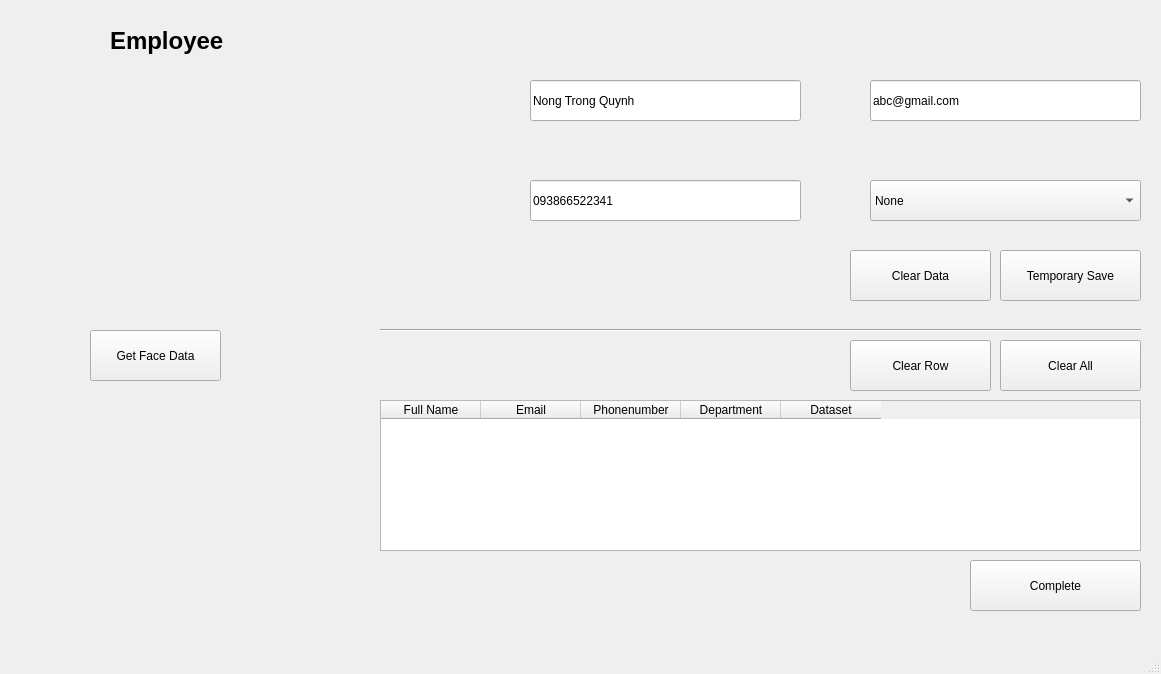
Before: the Qt Designer form UI/NewEmployee.ui in TrongQuynh/Face-Recognation, drawn with Qt 5.
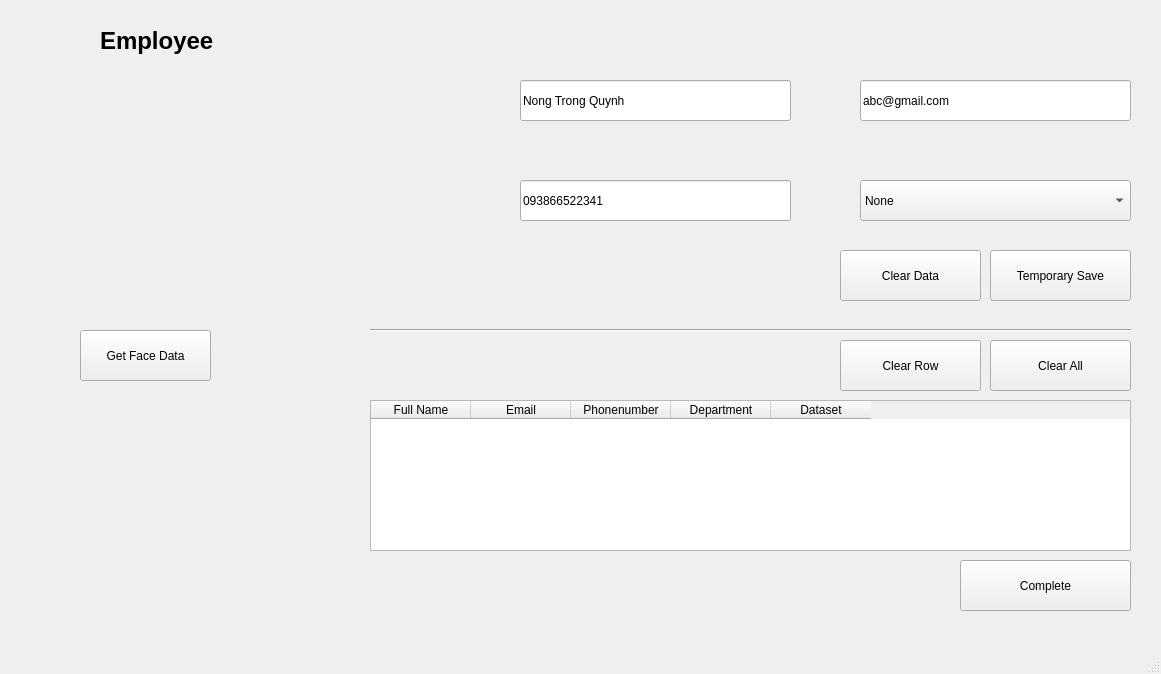
After: the same form once the commit is applied. Icons and pictures are not drawn.

Commit message: update ui for main branch

```diff
--- a/UI/NewEmployee.ui
+++ b/UI/NewEmployee.ui
@@ -14,56 +14,73 @@
    <string>MainWindow</string>
   </property>
   <widget class="QWidget" name="centralwidget">
-   <widget class="QLabel" name="label">
+   <widget class="QWidget" name="widget" native="true">
     <property name="geometry">
      <rect>
-      <x>110</x>
-      <y>20</y>
-      <width>181</width>
-      <height>41</height>
+      <x>0</x>
+      <y>0</y>
+      <width>1161</width>
+      <height>623</height>
      </rect>
     </property>
-    <property name="font">
-     <font>
-      <pointsize>18</pointsize>
-      <weight>75</weight>
-      <bold>true</bold>
-     </font>
+    <property name="styleSheet">
+     <string notr="true">QWidget#widget{
+	
+	border-image: url(:/backgr/backgr-linear.jfif);
+}</string>
     </property>
-    <property name="text">
-     <string>Employee</string>
-    </property>
-   </widget>
-   <widget class="QLineEdit" name="txt_Email">
+    <widget class="QPushButton" name="btn_ClearAll">
     <property name="geometry">
      <rect>
-      <x>870</x>
-      <y>80</y>
-      <width>271</width>
-      <height>41</height>
+       <x>990</x>
+       <y>340</y>
+       <width>141</width>
+       <height>51</height>
      </rect>
     </property>
     <property name="text">
-     <string>abc@gmail.com</string>
-    </property>
-   </widget>
-   <widget class="QLineEdit" name="txt_Username">
+      <string>Clear All</string>
+     </property>
+    </widget>
+    <widget class="QTableWidget" name="tbl_Employee">
     <property name="geometry">
      <rect>
-      <x>530</x>
-      <y>80</y>
-      <width>271</width>
-      <height>41</height>
-     </rect>
-    </property>
+       <x>370</x>
+       <y>400</y>
+       <width>761</width>
+       <height>151</height>
+      </rect>
+     </property>
+     <column>
     <property name="text">
-     <string>Nong Trong Quynh</string>
-    </property>
+       <string>Full Name</string>
+      </property>
+     </column>
+     <column>
+      <property name="text">
+       <string>Email</string>
+      </property>
+     </column>
+     <column>
+      <property name="text">
+       <string>Phonenumber</string>
+      </property>
+     </column>
+     <column>
+      <property name="text">
+       <string>Department</string>
+      </property>
+     </column>
+     <column>
+      <property name="text">
+       <string>Dataset</string>
+      </property>
+     </column>
    </widget>
    <widget class="QLineEdit" name="txt_Phonenumber">
     <property name="geometry">
      <rect>
-      <x>530</x>
+       <x>520</x>
       <y>180</y>
       <width>271</width>
       <height>41</height>
@@ -73,10 +90,52 @@
      <string>093866522341</string>
     </property>
    </widget>
-   <widget class="QLabel" name="avatar">
+    <widget class="QPushButton" name="btn_temporarySave">
+     <property name="geometry">
+      <rect>
+       <x>990</x>
+       <y>250</y>
+       <width>141</width>
+       <height>51</height>
+      </rect>
+     </property>
+     <property name="text">
+      <string>Temporary Save</string>
+     </property>
+    </widget>
+    <widget class="QLabel" name="dataSet_IMG">
     <property name="geometry">
      <rect>
       <x>50</x>
+       <y>440</y>
+       <width>251</width>
+       <height>141</height>
+      </rect>
+     </property>
+     <property name="text">
+      <string/>
+     </property>
+     <property name="scaledContents">
+      <bool>true</bool>
+     </property>
+    </widget>
+    <widget class="QPushButton" name="btn_ClearData">
+     <property name="geometry">
+      <rect>
+       <x>840</x>
+       <y>250</y>
+       <width>141</width>
+       <height>51</height>
+      </rect>
+     </property>
+     <property name="text">
+      <string>Clear Data</string>
+     </property>
+    </widget>
+    <widget class="QLabel" name="avatar">
+     <property name="geometry">
+      <rect>
+       <x>40</x>
       <y>100</y>
       <width>231</width>
       <height>201</height>
@@ -92,10 +151,23 @@
      <bool>true</bool>
     </property>
    </widget>
+    <widget class="QLineEdit" name="txt_Username">
+     <property name="geometry">
+      <rect>
+       <x>520</x>
+       <y>80</y>
+       <width>271</width>
+       <height>41</height>
+      </rect>
+     </property>
+     <property name="text">
+      <string>Nong Trong Quynh</string>
+     </property>
+    </widget>
    <widget class="QComboBox" name="cbox_Department">
     <property name="geometry">
      <rect>
-      <x>870</x>
+       <x>860</x>
       <y>180</y>
       <width>271</width>
       <height>41</height>
@@ -132,23 +204,10 @@
      </property>
     </item>
    </widget>
-   <widget class="QPushButton" name="btn_FaceData">
-    <property name="geometry">
-     <rect>
-      <x>90</x>
-      <y>330</y>
-      <width>131</width>
-      <height>51</height>
-     </rect>
-    </property>
-    <property name="text">
-     <string>Get Face Data</string>
-    </property>
-   </widget>
    <widget class="QPushButton" name="btn_Complete">
     <property name="geometry">
      <rect>
-      <x>970</x>
+       <x>960</x>
       <y>560</y>
       <width>171</width>
       <height>51</height>
@@ -158,58 +217,23 @@
      <string>Complete</string>
     </property>
    </widget>
-   <widget class="QTableWidget" name="tbl_Employee">
+    <widget class="QPushButton" name="btn_FaceData">
     <property name="geometry">
      <rect>
-      <x>380</x>
-      <y>400</y>
-      <width>761</width>
-      <height>151</height>
-     </rect>
-    </property>
-    <column>
-     <property name="text">
-      <string>Full Name</string>
-     </property>
-    </column>
-    <column>
-     <property name="text">
-      <string>Email</string>
-     </property>
-    </column>
-    <column>
-     <property name="text">
-      <string>Phonenumber</string>
-     </property>
-    </column>
-    <column>
-     <property name="text">
-      <string>Department</string>
-     </property>
-    </column>
-    <column>
-     <property name="text">
-      <string>Dataset</string>
-     </property>
-    </column>
-   </widget>
-   <widget class="QPushButton" name="btn_temporarySave">
-    <property name="geometry">
-     <rect>
-      <x>1000</x>
-      <y>250</y>
-      <width>141</width>
+       <x>80</x>
+       <y>330</y>
+       <width>131</width>
       <height>51</height>
      </rect>
     </property>
     <property name="text">
-     <string>Temporary Save</string>
+      <string>Get Face Data</string>
     </property>
    </widget>
    <widget class="QPushButton" name="btn_ClearRow">
     <property name="geometry">
      <rect>
-      <x>850</x>
+       <x>840</x>
       <y>340</y>
       <width>141</width>
       <height>51</height>
@@ -219,52 +243,10 @@
      <string>Clear Row</string>
     </property>
    </widget>
-   <widget class="QLabel" name="dataSet_IMG">
-    <property name="geometry">
-     <rect>
-      <x>60</x>
-      <y>440</y>
-      <width>251</width>
-      <height>141</height>
-     </rect>
-    </property>
-    <property name="text">
-     <string/>
-    </property>
-    <property name="scaledContents">
-     <bool>true</bool>
-    </property>
-   </widget>
-   <widget class="QPushButton" name="btn_ClearAll">
-    <property name="geometry">
-     <rect>
-      <x>1000</x>
-      <y>340</y>
-      <width>141</width>
-      <height>51</height>
-     </rect>
-    </property>
-    <property name="text">
-     <string>Clear All</string>
-    </property>
-   </widget>
-   <widget class="QPushButton" name="btn_ClearData">
-    <property name="geometry">
-     <rect>
-      <x>850</x>
-      <y>250</y>
-      <width>141</width>
-      <height>51</height>
-     </rect>
-    </property>
-    <property name="text">
-     <string>Clear Data</string>
-    </property>
-   </widget>
    <widget class="Line" name="line">
     <property name="geometry">
      <rect>
-      <x>380</x>
+       <x>370</x>
       <y>320</y>
       <width>761</width>
       <height>20</height>
@@ -273,6 +255,40 @@
     <property name="orientation">
      <enum>Qt::Horizontal</enum>
     </property>
+    </widget>
+    <widget class="QLabel" name="label">
+     <property name="geometry">
+      <rect>
+       <x>100</x>
+       <y>20</y>
+       <width>181</width>
+       <height>41</height>
+      </rect>
+     </property>
+     <property name="font">
+      <font>
+       <pointsize>18</pointsize>
+       <weight>75</weight>
+       <bold>true</bold>
+      </font>
+     </property>
+     <property name="text">
+      <string>Employee</string>
+     </property>
+    </widget>
+    <widget class="QLineEdit" name="txt_Email">
+     <property name="geometry">
+      <rect>
+       <x>860</x>
+       <y>80</y>
+       <width>271</width>
+       <height>41</height>
+      </rect>
+     </property>
+     <property name="text">
+      <string>abc@gmail.com</string>
+     </property>
+    </widget>
    </widget>
   </widget>
   <widget class="QMenuBar" name="menubar">
```
Left out of the diff: 2 changed lines with no effect on the pictures. Lines whose indentation alone changed are shown as unchanged. The commit also changes 6 other files.
